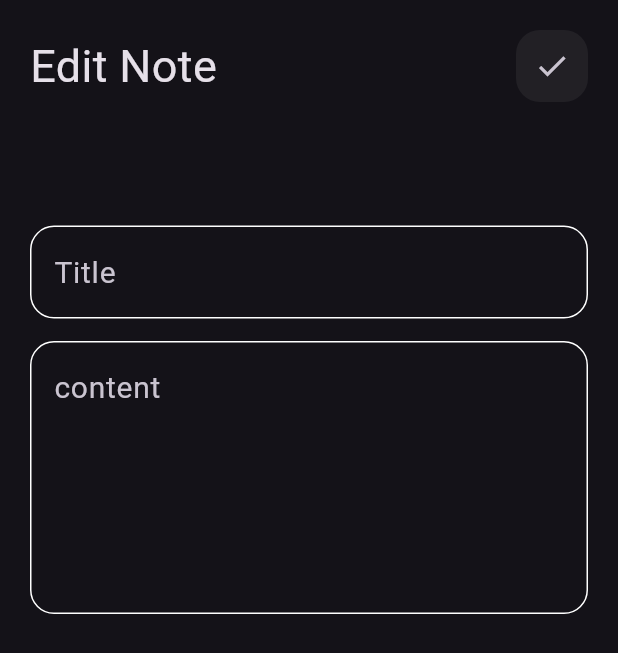
After one commit to hamzaaagh/Notes_app, a Flutter app: the screen it shows after launch, after a tap on "Flutter tips", on a phone screen of 412 x 824 dp. The commit adds this screen. Shown: the top 653 px of the screen. Run offline on Flutter 3.47's test engine with Material 3 defaults, Android fonts, the phone set to English and light mode, and no system bars.

Commit message:
Create & finish edit note item

```diff
--- /dev/null
+++ b/lib/Features/Home/presentation/Views/Note_Edit_View.dart
@@ -0,0 +1,11 @@
+import 'package:flutter/material.dart';
+import 'package:notes_app/Features/Home/presentation/Views/Widgets/Note_Edit_View_Body.dart';
+
+class NoteEditView extends StatelessWidget {
+  const NoteEditView({super.key});
+
+  @override
+  Widget build(BuildContext context) {
+    return SafeArea(child: Scaffold(body: NoteEditViewBody()));
+  }
+}
--- a/lib/Features/Home/presentation/Views/Widgets/Custom_App_Bar.dart
+++ b/lib/Features/Home/presentation/Views/Widgets/Custom_App_Bar.dart
@@ -1,13 +1,15 @@
 import 'package:flutter/material.dart';
 
 class CustomAppBar extends StatelessWidget {
-  const CustomAppBar({super.key});
+  const CustomAppBar({super.key, required this.title, required this.icon});
+  final String title;
+  final IconData icon;
 
   @override
   Widget build(BuildContext context) {
     return Row(
       children: [
-        Text("Notes", style: TextStyle(fontSize: 30)),
+        Text(title, style: TextStyle(fontSize: 30)),
         Spacer(),
         Container(
           decoration: BoxDecoration(
@@ -15,7 +17,7 @@ class CustomAppBar extends StatelessWidget {
             color: Colors.grey.withValues(alpha: .1),
           ),
 
-          child: IconButton(onPressed: () {}, icon: Icon(Icons.search)),
+          child: IconButton(onPressed: () {}, icon: Icon(icon)),
         ),
       ],
     );
--- a/lib/Features/Home/presentation/Views/Widgets/Home_View_Body.dart
+++ b/lib/Features/Home/presentation/Views/Widgets/Home_View_Body.dart
@@ -12,7 +12,7 @@ class HomeViewBody extends StatelessWidget {
       padding: const EdgeInsets.all(20),
       child: Column(
         children: [
-          CustomAppBar(),
+          CustomAppBar(title: "Notes", icon: Icons.search),
           SizedBox(height: 20),
           Expanded(child: NoteItemListView()),
         ],
--- /dev/null
+++ b/lib/Features/Home/presentation/Views/Widgets/Note_Edit_View_Body.dart
@@ -0,0 +1,23 @@
+import 'package:flutter/material.dart';
+import 'package:notes_app/Features/Home/presentation/Views/Widgets/Custom_App_Bar.dart';
+import 'package:notes_app/Features/Home/presentation/Views/Widgets/Custom_Text_Filed.dart';
+
+class NoteEditViewBody extends StatelessWidget {
+  const NoteEditViewBody({super.key});
+
+  @override
+  Widget build(BuildContext context) {
+    return Padding(
+      padding: const EdgeInsets.all(20),
+      child: Column(
+        children: [
+          CustomAppBar(title: "Edit Note", icon: Icons.check),
+          SizedBox(height: MediaQuery.of(context).size.height * .1),
+          CustomTextFiled(hint: "Title"),
+          SizedBox(height: 15),
+          CustomTextFiled(hint: "content", maxlines: 5),
+        ],
+      ),
+    );
+  }
+}
--- a/lib/Features/Home/presentation/Views/Widgets/Note_Item.dart
+++ b/lib/Features/Home/presentation/Views/Widgets/Note_Item.dart
@@ -1,11 +1,23 @@
 import 'package:flutter/material.dart';
+import 'package:notes_app/Features/Home/presentation/Views/Note_Edit_View.dart';
 
 class NoteItem extends StatelessWidget {
   const NoteItem({super.key, required this.color});
   final Color color;
   @override
   Widget build(BuildContext context) {
-    return Padding(
+    return InkWell(
+      onTap: () {
+        Navigator.push(
+          context,
+          MaterialPageRoute(
+            builder: (builder) {
+              return NoteEditView();
+            },
+          ),
+        );
+      },
+      child: Padding(
         padding: const EdgeInsets.all(8.0),
         child: Container(
           height: MediaQuery.of(context).size.height * .35,
@@ -37,7 +49,10 @@ class NoteItem extends StatelessWidget {
                             width: 150,
                             child: Text(
                               "Build Your Career With Hamza Ghafar",
-                            style: TextStyle(color: Colors.grey, fontSize: 17),
+                              style: TextStyle(
+                                color: Colors.grey,
+                                fontSize: 17,
+                              ),
                             ),
                           ),
                         ),
@@ -71,6 +86,7 @@ class NoteItem extends StatelessWidget {
             ],
           ),
         ),
+      ),
     );
   }
 }
```
Lines whose indentation alone changed are shown as unchanged.
